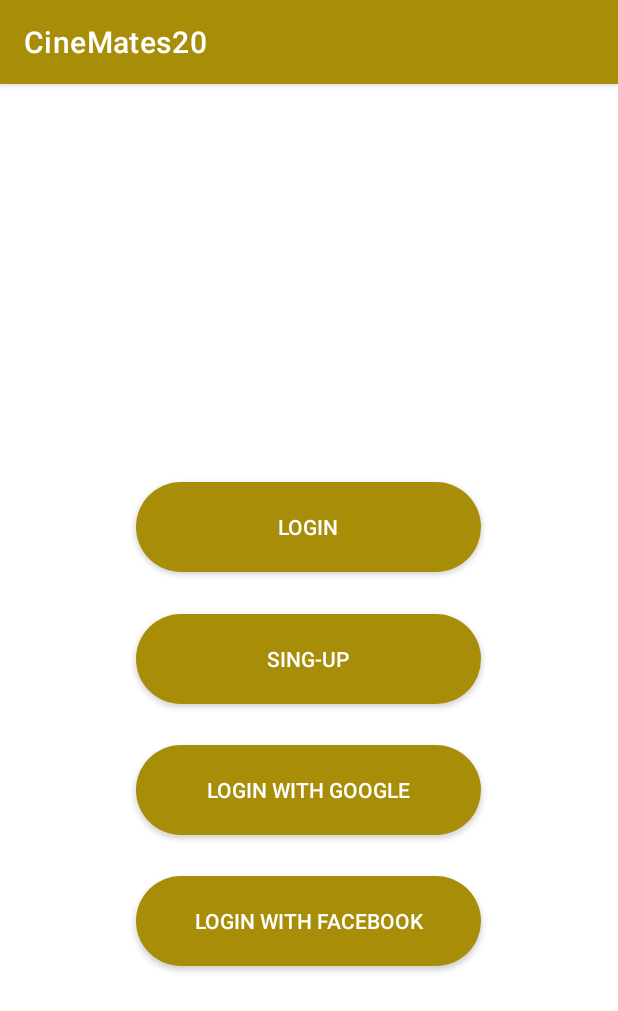
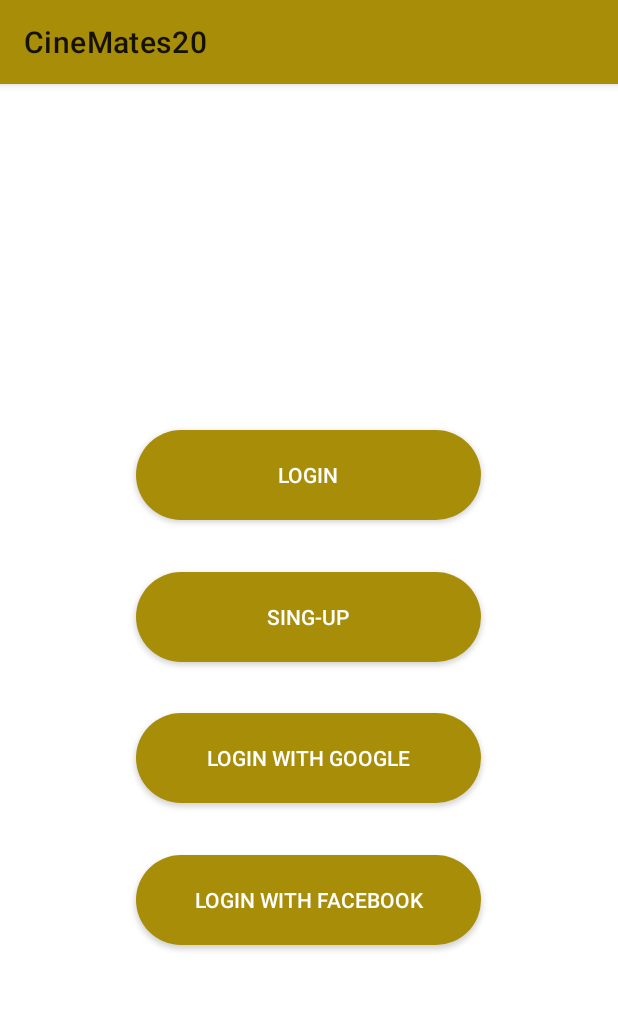
Before and after one commit to lucaLP98/CineMates20_Mobile, an Android app: the screen it shows after launch (MainActivity), on a phone screen of 412 x 824 dp. Shown: the top 1011 px of the screen. Run offline under Robolectric (Android 15) with nearby library versions, the phone set to English and light mode, and no system bars.

Commit message:
Aggiunte risorse SHAPE per pulsanti, aggiunta toolbar

```diff
--- a/app/src/main/java/it/ingsw/cinemates20_mobile/views/activities/MainActivity.java
+++ b/app/src/main/java/it/ingsw/cinemates20_mobile/views/activities/MainActivity.java
@@ -14,6 +14,8 @@ public class MainActivity extends AppCompatActivity {
         super.onCreate(savedInstanceState);
         setContentView(R.layout.activity_main);
 
+        setSupportActionBar(findViewById(R.id.toolbar));
+
         getSupportFragmentManager().beginTransaction().add(R.id.mainActivityContainer, new AccessFragment()).commit();
     }
 }
--- a/app/src/main/res/layout/activity_main.xml
+++ b/app/src/main/res/layout/activity_main.xml
@@ -5,6 +5,8 @@
     android:layout_width="match_parent"
     android:layout_height="match_parent"
     tools:context=".views.activities.MainActivity">
+
+    <include layout="@layout/toolbar" />
 
     <FrameLayout
         android:id="@+id/mainActivityContainer"
--- /dev/null
+++ b/app/src/main/res/layout/toolbar.xml
@@ -0,0 +1,16 @@
+<?xml version="1.0" encoding="utf-8"?>
+<androidx.appcompat.widget.Toolbar
+    xmlns:android="http://schemas.android.com/apk/res/android"
+    xmlns:app="http://schemas.android.com/apk/res-auto"
+
+    android:id="@+id/toolbar"
+    android:layout_width="match_parent"
+    android:layout_height="?attr/actionBarSize"
+    android:background="?attr/colorPrimary"
+    android:elevation="4dp"
+    android:textAlignment="center"
+
+    android:theme="@style/ThemeOverlay.AppCompat.ActionBar"
+    app:popupTheme="@style/ThemeOverlay.AppCompat.Light">
+
+</androidx.appcompat.widget.Toolbar>
--- a/app/src/main/res/values-night/themes.xml
+++ b/app/src/main/res/values-night/themes.xml
@@ -1,6 +1,6 @@
 <resources xmlns:tools="http://schemas.android.com/tools">
     <!-- Base application theme. -->
-    <style name="Theme.CineMates20_Mobile" parent="Theme.MaterialComponents.DayNight.DarkActionBar">
+    <style name="Theme.CineMates20_Mobile" parent="Theme.MaterialComponents.DayNight.NoActionBar">
 
         <!-- Primary brand color. -->
         <item name="colorPrimary">@color/Cinemate_yellow_clear</item>
--- a/app/src/main/res/values/themes.xml
+++ b/app/src/main/res/values/themes.xml
@@ -1,6 +1,6 @@
 <resources xmlns:tools="http://schemas.android.com/tools">
     <!-- Base application theme. -->
-    <style name="Theme.CineMates20_Mobile" parent="Theme.MaterialComponents.DayNight.DarkActionBar">
+    <style name="Theme.CineMates20_Mobile" parent="Theme.MaterialComponents.DayNight.NoActionBar">
 
         <!-- Primary brand color. -->
         <item name="colorPrimary">@color/Cinemate_yellow_clear</item>
```
